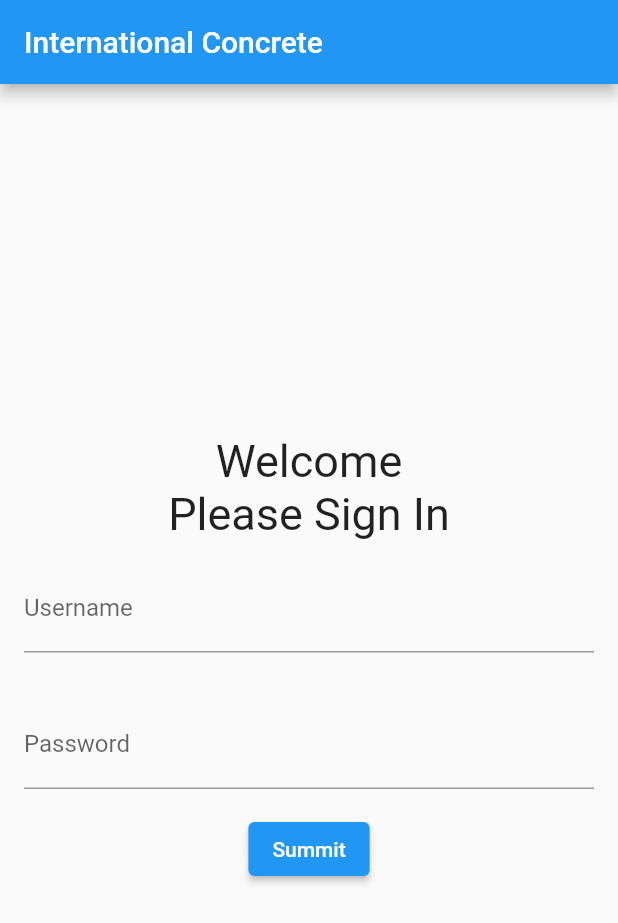
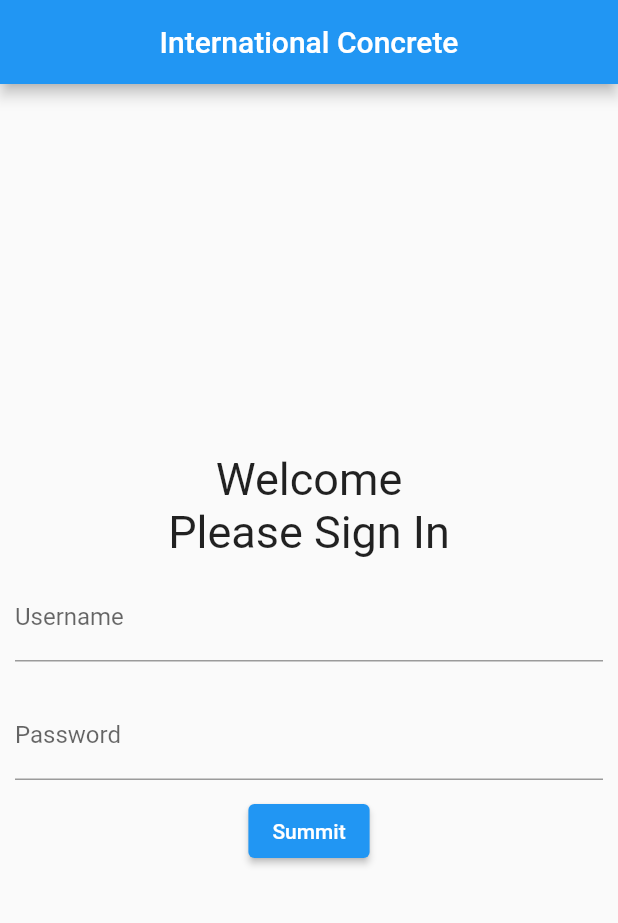
Before and after one commit to CesarRodriguezPro/INCToolsApp, a Flutter app: the screen it shows after launch, after a tap on "Summit", on a phone screen of 412 x 824 dp. Shown: the top 923 px of the screen. Run offline on Flutter 3.47's test engine with Material 2 defaults, Android fonts, the phone set to English and light mode, and no system bars; our stand-ins replace flutter_spinkit, hive, hive_flutter, image_picker; missing offline and left inert: dart:ffi, google_ml_vision; accounts and stored records are empty; network calls fail.

Commit message:
keep working

```diff
--- a/lib/Screens/LoginScreen.dart
+++ b/lib/Screens/LoginScreen.dart
@@ -20,13 +20,19 @@ class LoginScreen extends StatefulWidget {
 class _LoginScreenState extends State<LoginScreen> {
   @override
   Widget build(BuildContext context) {
+
+    bool _visibleError = false;
     const TextStyle Welcome = TextStyle(fontSize: 30);
     final _usernameController = TextEditingController();
     final _passwordController = TextEditingController();
+
     return  MaterialApp(
         title: 'International Concrete Tools',
         home: Scaffold(
-          appBar: AppBar(title:Text('International Concrete')),
+          appBar: AppBar(
+            title:Text('International Concrete'),
+            centerTitle: true,
+          ),
           body: Container(
             child: Center(
               child: Column(
@@ -34,6 +40,21 @@ class _LoginScreenState extends State<LoginScreen> {
                 children: [
                   Text('Welcome',style: Welcome, ),
                   Text('Please Sign In', style: Welcome,),
+                  Visibility(
+                    visible: _visibleError,
+                    child: Card(
+                      color:Colors.red,
+                      elevation: 10.0,
+                      child: SizedBox(
+                        height: 30.0,
+                        child: Row(
+                          children: [
+                            Expanded(child: Text('Wrong Password or Username'))
+                          ],
+                        ),
+                      ),
+                    ),
+                  ),
                   loginUsername(_usernameController),
                   loginPassword(_passwordController),
                   ElevatedButton(onPressed: ()async {
@@ -44,9 +65,11 @@ class _LoginScreenState extends State<LoginScreen> {
                       String _token = token[1]['token'];
                       apiBox.put('api_key', _token);
                       Navigator.pushNamed(context, DashBoard.id);
+                    }else{
+                      setState(() {
+                        _visibleError = true;
+                      });
 
-                    }else{
-                      log("there is a problem with you password");
                     }
                   },
                       child: Text('Summit')),
@@ -60,7 +83,7 @@ class _LoginScreenState extends State<LoginScreen> {
 
   Padding loginUsername(_usernameController) {
     return Padding(
-      padding:EdgeInsets.all(16.0),
+      padding:EdgeInsets.all(10.0),
       child:TextFormField(
         decoration: InputDecoration(labelText: 'Username',),
         controller: _usernameController,
@@ -69,7 +92,7 @@ class _LoginScreenState extends State<LoginScreen> {
   }
 
   Padding loginPassword(_passwordController) {
-    return Padding(padding: EdgeInsets.all(16.0),
+    return Padding(padding: EdgeInsets.all(10.0),
       child: TextFormField(
         obscureText: true,
         controller: _passwordController,
--- a/lib/main.dart
+++ b/lib/main.dart
@@ -3,14 +3,11 @@ import 'Screens/Dashboard.dart';
 import 'package:flutter/material.dart';
 import 'package:hive/hive.dart';
 import 'package:hive_flutter/hive_flutter.dart';
-import 'package:camera/camera.dart';
 
-List<CameraDescription> cameras = [];
 
 void main()async {
   await Hive.initFlutter();
   await Hive.openBox('API');
-  cameras = await availableCameras();
   runApp(MyApp());
 }
 
--- a/pubspec.yaml
+++ b/pubspec.yaml
@@ -12,8 +12,8 @@ dependencies:
   hive: ^2.0.4
   hive_flutter: ^1.1.0
   barcode_widget: ^2.0.1
-  camera: ^0.8.1+3
-  flutter_barcode_scanner: ^1.0.1
+  google_ml_vision: ^0.0.6
+  image_picker: ^0.8.1+3
 
   flutter:
     sdk: flutter
```
Also changed, not shown: lib/Screens/Dashboard.dart (+26 -6 lines), pubspec.lock, 1 other file.
